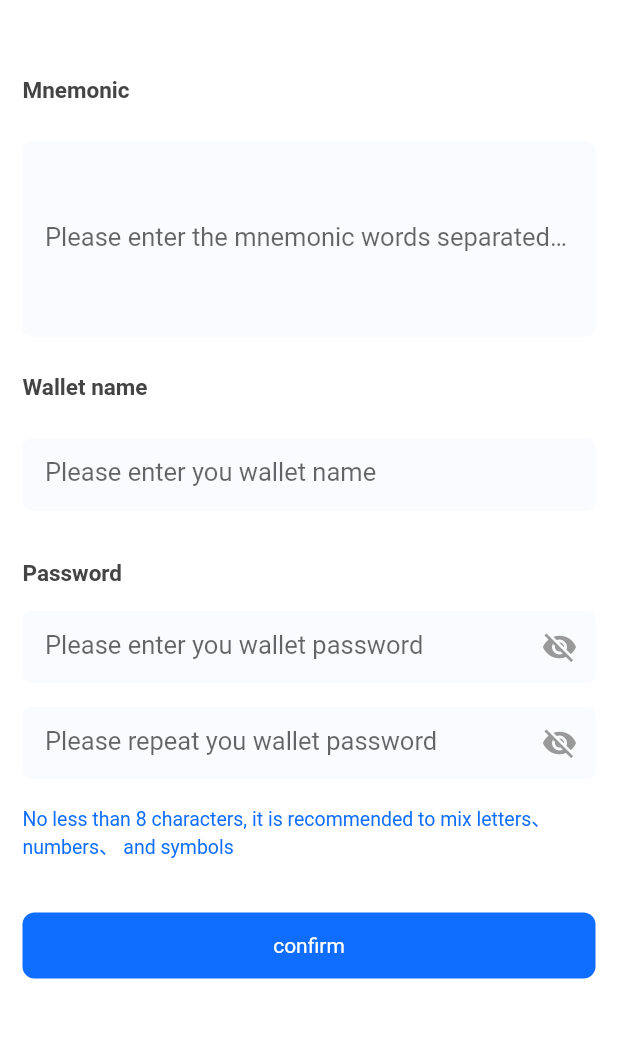
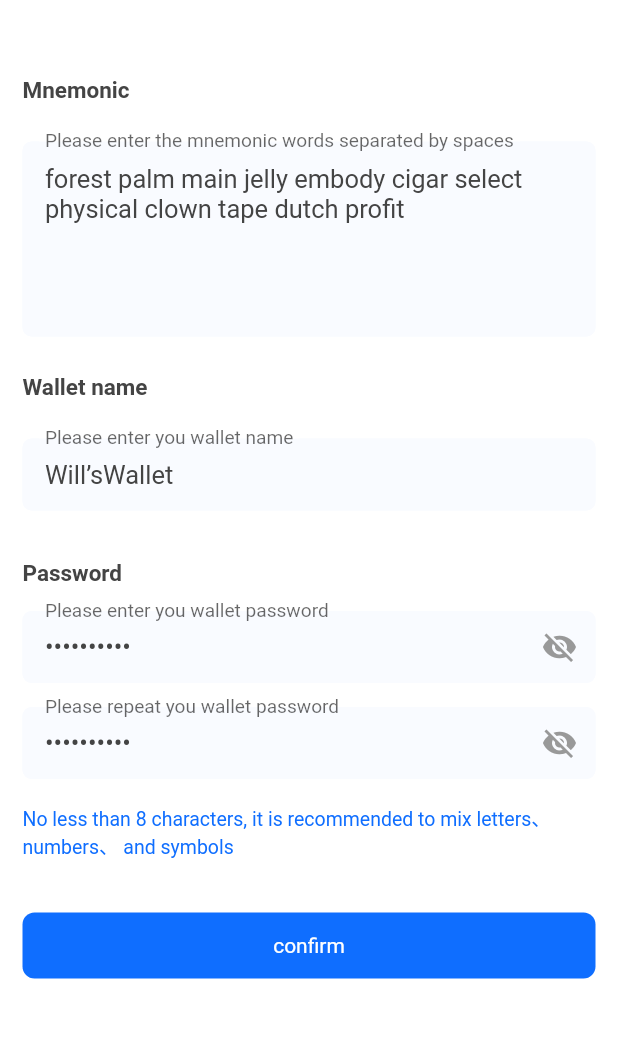
Before and after one commit to 20156284/aa_wallet, a Flutter app: the RecoverByMnemonicPage screen opened by its route, on a phone screen of 412 x 824 dp, the part 49-1087 px from its top. Run offline on Flutter 3.47's test engine with Material 2 defaults, Android fonts, the phone set to English and light mode, and no system bars; our stand-ins replace bot_toast, convert, copy_with_extension, dio, extended_image, get and 11 more; missing offline and left inert: aes_ecb_pkcs5_flutter, bip32, bip39, camera_web, dart:html, encrypt and 6 more; accounts and stored records are empty; generated files the repository leaves out were written again.

```diff
--- a/lib/page/lead/recover_by_mnemonic/recover_by_mnemonic_logic.dart
+++ b/lib/page/lead/recover_by_mnemonic/recover_by_mnemonic_logic.dart
@@ -9,26 +9,26 @@ import 'package:get/get.dart';
 import 'package:web3dart/credentials.dart';
 
 class RecoverByMnemonicLogic extends GetxController {
-  final TextEditingController mnemonicEdit = TextEditingController();
-  final TextEditingController nameEdit = TextEditingController();
-  final TextEditingController pwdEdit = TextEditingController();
-  final TextEditingController repeatPwdEdit = TextEditingController();
+  // final TextEditingController mnemonicEdit = TextEditingController();
+  // final TextEditingController nameEdit = TextEditingController();
+  // final TextEditingController pwdEdit = TextEditingController();
+  // final TextEditingController repeatPwdEdit = TextEditingController();
 
   // //主要测试钱包
   // final TextEditingController mnemonicEdit = TextEditingController(
   //     text:
   //         'song convince art planet domain property load satoshi rocket west vital cycle');
 
-  // //第二测试钱包
-  // final TextEditingController mnemonicEdit = TextEditingController(
-  //     text:
-  //         'forest palm main jelly embody cigar select physical clown tape dutch profit');
-  // final TextEditingController nameEdit =
-  //     TextEditingController(text: 'Will’sWallet');
-  // final TextEditingController pwdEdit =
-  //     TextEditingController(text: ')#*will520');
-  // final TextEditingController repeatPwdEdit =
-  //     TextEditingController(text: ')#*will520');
+  //第二测试钱包
+  final TextEditingController mnemonicEdit = TextEditingController(
+      text:
+          'forest palm main jelly embody cigar select physical clown tape dutch profit');
+  final TextEditingController nameEdit =
+      TextEditingController(text: 'Will’sWallet');
+  final TextEditingController pwdEdit =
+      TextEditingController(text: ')#*will520');
+  final TextEditingController repeatPwdEdit =
+      TextEditingController(text: ')#*will520');
 
   final pwdVisible = true.obs;
   final repeatVisible = true.obs;
--- a/pubspec.yaml
+++ b/pubspec.yaml
@@ -33,7 +33,7 @@ dependencies:
   # https://pub.dev/packages/decimal
   decimal: ^1.5.0
   # https://pub.dev/packages/url_launcher
-  url_launcher: ^6.0.15
+  url_launcher: ^6.0.17
   # getx 状态管理框架 https://pub.dev/packages/get  搭配手脚架使用 https://github.com/jonataslaw/get_cli
   get: ^4.3.8
 
```
Also changed, not shown: lib/page/wallet/token_transfer/token_transfer_logic.dart (+17 -17 lines), lib/utils/token_server.dart (+26 -32 lines).
